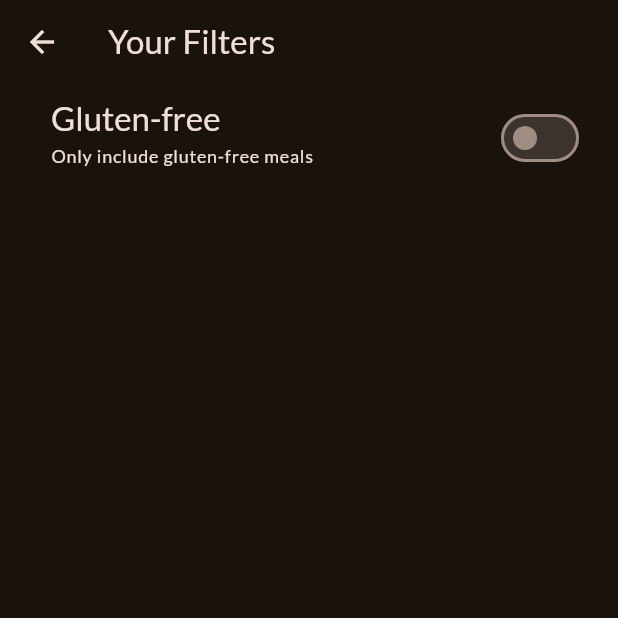
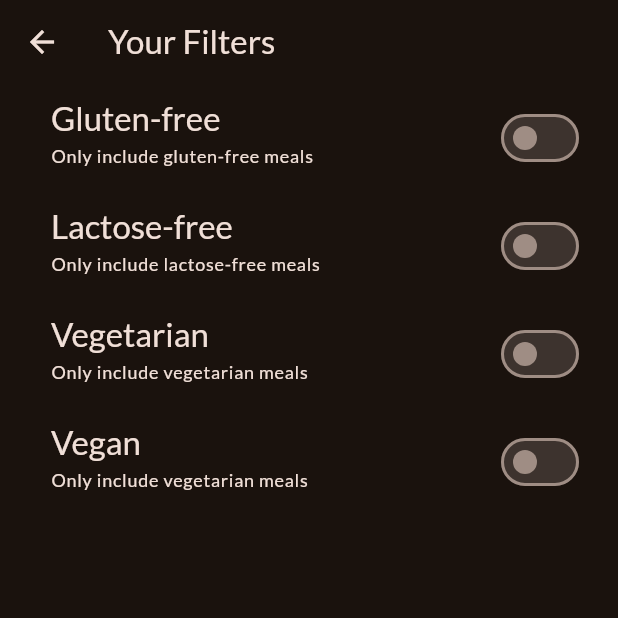
Before and after one commit to HM-Wimalasiri/meal_app, a Flutter app: the FiltersScreen screen opened directly, on a phone screen of 412 x 824 dp, the top half of it. Run offline on Flutter 3.47's test engine with Material 3 defaults, Android fonts, the phone set to English and light mode, and no system bars; our stand-ins replace google_fonts, transparent_image.

Commit message:
Added Filters list

```diff
--- a/lib/screens/filters.dart
+++ b/lib/screens/filters.dart
@@ -1,5 +1,7 @@
 import 'package:flutter/material.dart';
 import 'package:flutter/widgets.dart';
+// import 'package:mealapp/screens/tabs.dart';
+// import 'package:mealapp/widgets/main_drawer.dart';
 
 class FiltersScreen extends StatefulWidget {
   const FiltersScreen({super.key});
@@ -12,12 +14,24 @@ class FiltersScreen extends StatefulWidget {
 
 class _FiltersScreenState extends State<FiltersScreen> {
   var _glutenFreeFilterSet = false;
+  var _lactoseFreeFilterSet = false;
+  var _vegetarianFilterSet = false;
+  var _veganFilterSet = false;
   @override
   Widget build(BuildContext context) {
     return Scaffold(
       appBar: AppBar(
         title: const Text('Your Filters'),
       ),
+      // drawer: MainDrawer(
+      //   onSelectScreen: (identifier) {
+      //     Navigator.of(context).pop();
+      //     if (identifier == "meals") {
+      //       Navigator.of(context)
+      //           .pushReplacement(MaterialPageRoute(builder: (ctx) => const TabsScreen()));
+      //     }
+      //   },
+      // ),
       body: Column(children: [
         SwitchListTile(
           value: _glutenFreeFilterSet,
@@ -42,7 +56,79 @@ class _FiltersScreenState extends State<FiltersScreen> {
           ),
           activeColor: Theme.of(context).colorScheme.tertiary,
           contentPadding: const EdgeInsets.only(left: 34, right: 22),
-        )
+        ),
+        SwitchListTile(
+          value: _lactoseFreeFilterSet,
+          onChanged: (isChecked) {
+            setState(() {
+              _lactoseFreeFilterSet = isChecked;
+            });
+          },
+          title: Text(
+            'Lactose-free',
+            style: Theme.of(context)
+                .textTheme
+                .titleLarge!
+                .copyWith(color: Theme.of(context).colorScheme.onBackground),
+          ),
+          subtitle: Text(
+            'Only include lactose-free meals',
+            style: Theme.of(context)
+                .textTheme
+                .labelMedium!
+                .copyWith(color: Theme.of(context).colorScheme.onBackground),
+          ),
+          activeColor: Theme.of(context).colorScheme.tertiary,
+          contentPadding: const EdgeInsets.only(left: 34, right: 22),
+        ),
+        SwitchListTile(
+          value: _vegetarianFilterSet,
+          onChanged: (isChecked) {
+            setState(() {
+              _vegetarianFilterSet = isChecked;
+            });
+          },
+          title: Text(
+            'Vegetarian',
+            style: Theme.of(context)
+                .textTheme
+                .titleLarge!
+                .copyWith(color: Theme.of(context).colorScheme.onBackground),
+          ),
+          subtitle: Text(
+            'Only include vegetarian meals',
+            style: Theme.of(context)
+                .textTheme
+                .labelMedium!
+                .copyWith(color: Theme.of(context).colorScheme.onBackground),
+          ),
+          activeColor: Theme.of(context).colorScheme.tertiary,
+          contentPadding: const EdgeInsets.only(left: 34, right: 22),
+        ),
+        SwitchListTile(
+          value: _veganFilterSet,
+          onChanged: (isChecked) {
+            setState(() {
+              _veganFilterSet = isChecked;
+            });
+          },
+          title: Text(
+            'Vegan',
+            style: Theme.of(context)
+                .textTheme
+                .titleLarge!
+                .copyWith(color: Theme.of(context).colorScheme.onBackground),
+          ),
+          subtitle: Text(
+            'Only include vegetarian meals',
+            style: Theme.of(context)
+                .textTheme
+                .labelMedium!
+                .copyWith(color: Theme.of(context).colorScheme.onBackground),
+          ),
+          activeColor: Theme.of(context).colorScheme.tertiary,
+          contentPadding: const EdgeInsets.only(left: 34, right: 22),
+        ),
       ]),
     );
   }
```
